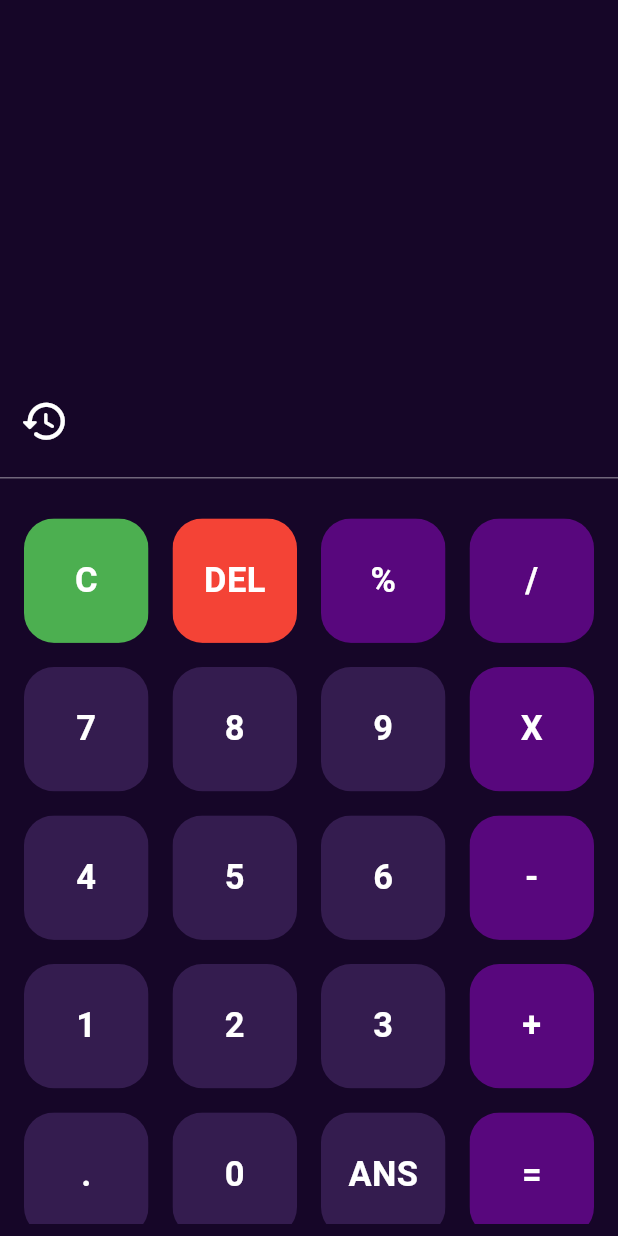
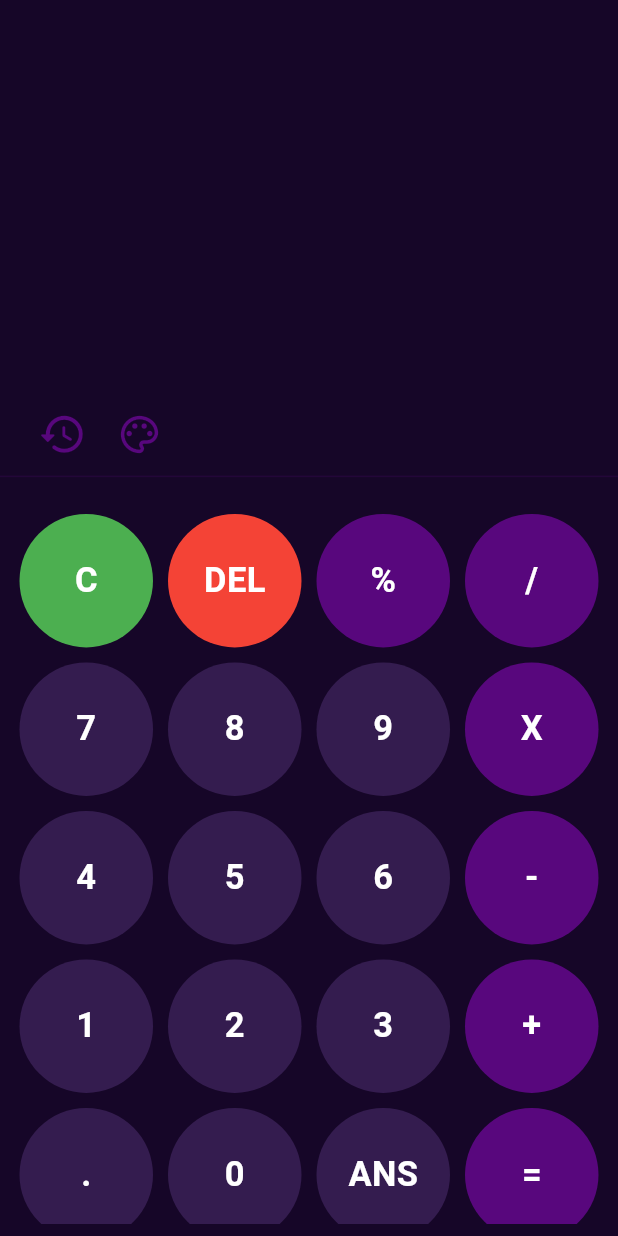
Before and after one commit to subashcp18/Flutter-Calculator, a Flutter app: the screen it shows after launch, after a tap on the "history" icon, on a phone screen of 412 x 824 dp. Run offline on Flutter 3.47's test engine with Material 3 defaults, Android fonts, the phone set to English and light mode, and no system bars; our stand-ins replace audioplayers, math_expressions, shared_preferences, sqflite; accounts and stored records are empty.

Commit message:
Theme added

```diff
--- a/lib/buttons.dart
+++ b/lib/buttons.dart
@@ -10,18 +10,24 @@ class MyButton extends StatelessWidget {
 
   @override
 Widget build(BuildContext context) {
-    return GestureDetector(
+  return Padding(
+    padding: const EdgeInsets.all(5.0),
+    child: Material(
+      color: color, // background color of the button
+      borderRadius: BorderRadius.circular(45),
+      child: InkWell(
+        borderRadius: BorderRadius.circular(45),
+        splashColor: Colors.white.withOpacity(0.3), // customize splash color
         onTap: buttonTapped,
-      child: Padding(
-        padding: const EdgeInsets.all(8.0),
-        child: ClipRRect(
-          borderRadius: BorderRadius.circular(20),
         child: Container(
-            color: color,
-            child: Center(
+          padding: const EdgeInsets.symmetric(vertical: 12, horizontal: 20),
+          alignment: Alignment.center,
           child: Text(
             buttonText,
-                style: TextStyle(color: textcolor,fontSize: 23,fontWeight: FontWeight.bold),
+            style: TextStyle(
+              color: textcolor,
+              fontSize: 23,
+              fontWeight: FontWeight.bold,
             ),
           ),
         ),
--- a/lib/main.dart
+++ b/lib/main.dart
@@ -6,6 +6,7 @@ import 'package:calculator/helper.dart';
 import 'package:flutter/material.dart';
 import 'package:flutter/services.dart';
 import 'package:math_expressions/math_expressions.dart';
+import 'package:shared_preferences/shared_preferences.dart';
 
 void main() {
   WidgetsFlutterBinding.ensureInitialized();
@@ -39,6 +40,46 @@ class _MyHomePageState extends State<MyHomePage> {
   final player = AudioPlayer();
   DatabaseHelper db = DatabaseHelper();
 
+  int index = 0;
+
+  final List<Map<String, Color>> colorThemes = [
+    {
+      'buttonColor': Color(0xFFDCE0D9),
+      'buttonSecondary': Color(0xFFEAD7C3),
+      'backgroundColor': Color(0xFFFBF6EF),
+      'textColor': Colors.black,
+    },
+    {
+      'buttonColor': Color(0xFFDDBEA9),
+      'buttonSecondary': Color(0xFFCB997E),
+      'backgroundColor': Color(0xFFFFE8D6),
+      'textColor': Colors.white,
+    },
+    {
+      'buttonColor': Color(0xFFB8B8FF),
+      'buttonSecondary': Color(0xFF9381FF),
+      'backgroundColor': Color(0xFFF8F7FF),
+      'textColor': Colors.white,
+    },
+    {
+      'buttonColor': Color(0xFF14213D),
+      'buttonSecondary': Color(0xFFFCA311),
+      'backgroundColor': Color(0xFF000000),
+      'textColor': Colors.white,
+    },
+    {
+      'buttonColor': Color.fromRGBO(52, 28, 79, 1),
+      'buttonSecondary': Color.fromRGBO(88, 7, 125, 1),
+      'backgroundColor': Color.fromRGBO(22, 6, 40, 1),
+      'textColor': Colors.white,
+    }
+  ];
+
+  Color buttonColor = Color(0xFFDCE0D9);
+  Color buttonSecondary = Color(0xFFEAD7C3);
+  Color backgroundColor = Color(0xFFFBF6EF);
+  Color textColor = Colors.black87;
+
   final List<String> buttons = [
     'C',
     'DEL',
@@ -67,7 +108,23 @@ class _MyHomePageState extends State<MyHomePage> {
   @override
   void initState() {
     super.initState();
+    getSavedThemeIndex();
     fetchAllHistory();
+  }
+
+  Future<void> saveThemeIndex(int index) async {
+    final prefs = await SharedPreferences.getInstance();
+    await prefs.setInt('themeIndex', index);
+    print('Theme index $index saved');
+  }
+
+  void getSavedThemeIndex() async {
+    final prefs = await SharedPreferences.getInstance();
+    int index = prefs.getInt('themeIndex') ?? 4;
+    setState(() {
+      this.index = index;
+      setTheme(index);
+    });
   }
 
   void fetchAllHistory() async {
@@ -85,6 +142,13 @@ class _MyHomePageState extends State<MyHomePage> {
     });
   }
 
+  void setTheme(int index) {
+    buttonColor = colorThemes[index]['buttonColor']!;
+    buttonSecondary = colorThemes[index]['buttonSecondary']!;
+    backgroundColor = colorThemes[index]['backgroundColor']!;
+    textColor = colorThemes[index]['textColor']!;
+  }
+
   @override
   void dispose() {
     _scrollController.dispose();
@@ -96,12 +160,12 @@ class _MyHomePageState extends State<MyHomePage> {
   Widget build(BuildContext context) {
     final screen = MediaQuery.of(context).size;
     // final bgColor = Color.fromARGB(255, 208, 189, 243);
-    const bgColor = Color.fromRGBO(22, 6, 40, 1);
+    final bgColor = backgroundColor;
     return Scaffold(
         backgroundColor: bgColor,
         body: SafeArea(
           child: AnnotatedRegion(
-            value: const SystemUiOverlayStyle(
+            value: SystemUiOverlayStyle(
               statusBarColor: bgColor,
               systemNavigationBarColor: bgColor,
             ),
@@ -123,14 +187,17 @@ class _MyHomePageState extends State<MyHomePage> {
                         ),
                         Container(
                           padding: const EdgeInsets.all(20),
-                          alignment: Alignment.centerLeft,
+                          alignment: Alignment.centerRight,
                           child: SingleChildScrollView(
                             scrollDirection: Axis.horizontal,
                             controller: _scrollController,
                             child: Text(
                               userQuestion,
-                              style: const TextStyle(
-                                  fontSize: 38, color: Colors.white),
+                              style: TextStyle(
+                                  fontSize: 38,
+                                  color: bgColor == Colors.black || bgColor == Color.fromRGBO(22, 6, 40, 1)
+                                      ? Colors.white
+                                      : Colors.black),
                               overflow: TextOverflow.visible,
                             ),
                           ),
@@ -140,33 +207,57 @@ class _MyHomePageState extends State<MyHomePage> {
                           alignment: Alignment.centerRight,
                           child: Text(
                             userAnswer,
-                            style: const TextStyle(
-                                fontSize: 30, color: Colors.white),
+                            style: TextStyle(
+                                fontSize: 30,
+                                color: bgColor == Colors.black || bgColor == Color.fromRGBO(22, 6, 40, 1)
+                                    ? Colors.white
+                                    : Colors.black),
                           ),
                         ),
-                        Row(
-                          children: [
-                            Padding(
-                              padding: const EdgeInsets.fromLTRB(
-                                  13.0, 0.0, 0.0, 10.0),
-                              child: GestureDetector(
+                        Padding(
+                          padding: const EdgeInsets.only(left: 25.0),
+                          child: Row(
+                            children: [
+                              GestureDetector(
                                 onTap: () {
                                   setState(() {
                                     history = !history;
                                   });
                                 },
-                                child: const Icon(
+                                child: Icon(
                                   Icons.history_rounded,
                                   size: 33,
-                                  color: Colors.white,
+                                  color: buttonSecondary,
                                 ),
                               ),
-                            ),
-                          ],
+                              SizedBox(
+                                width: 20.0,
+                              ),
+                              GestureDetector(
+                                  onTap: () {
+                                    setState(() {
+                                      if (index < colorThemes.length - 1) {
+                                        index++;
+                                        setTheme(index);
+                                        saveThemeIndex(index);
+                                      } else {
+                                        index = 0;
+                                        setTheme(index);
+                                        saveThemeIndex(index);
+                                      }
+                                    });
+                                  },
+                                  child: Icon(
+                                    Icons.color_lens_outlined,
+                                    size: 30,
+                                    color: buttonSecondary,
+                                  ))
+                            ],
+                          ),
                         ),
-                        const Divider(
-                          height: 3.5,
-                          color: Colors.white38,
+                        Divider(
+                          height: 0.5,
+                          color: buttonSecondary.withOpacity(0.2),
                         ),
                       ],
                     ),
@@ -196,7 +287,7 @@ class _MyHomePageState extends State<MyHomePage> {
                                 },
                                 buttonText: buttons[index],
                                 color: Colors.green,
-                                textcolor: Colors.white,
+                                textcolor: textColor,
                               );
                             } else if (index == 1) {
                               return MyButton(
@@ -209,7 +300,7 @@ class _MyHomePageState extends State<MyHomePage> {
                                 },
                                 buttonText: buttons[index],
                                 color: Colors.red,
-                                textcolor: Colors.white,
+                                textcolor: textColor,
                               );
                             } else if (index == buttons.length - 2) {
                               return MyButton(
@@ -225,8 +316,9 @@ class _MyHomePageState extends State<MyHomePage> {
                                   });
                                 },
                                 buttonText: buttons[index],
-                                color: const Color.fromRGBO(52, 28, 79, 1),
-                                textcolor: Colors.white,
+                                // color: const Color.fromRGBO(52, 28, 79, 1),
+                                color: buttonColor,
+                                textcolor: textColor,
                               );
                             } else if (index == buttons.length - 1) {
                               return MyButton(
@@ -243,8 +335,9 @@ class _MyHomePageState extends State<MyHomePage> {
                                   });
                                 },
                                 buttonText: buttons[index],
-                                color: const Color.fromRGBO(88, 7, 125, 1),
-                                textcolor: Colors.white,
+                                // color: const Color.fromRGBO(88, 7, 125, 1),
+                                color: buttonSecondary,
+                                textcolor: textColor,
                               );
                             } else {
                               return MyButton(
@@ -256,9 +349,11 @@ class _MyHomePageState extends State<MyHomePage> {
                                 },
                                 buttonText: buttons[index],
                                 color: isOperator(buttons[index])
-                                    ? const Color.fromRGBO(88, 7, 125, 1)
-                                    : const Color.fromRGBO(52, 28, 79, 1),
-                                textcolor: Colors.white,
+                                    ? buttonSecondary
+                                    : buttonColor,
+                                // ? const Color.fromRGBO(88, 7, 125, 1)
+                                // : const Color.fromRGBO(52, 28, 79, 1),
+                                textcolor: textColor,
                               );
                             }
                           },
@@ -273,12 +368,13 @@ class _MyHomePageState extends State<MyHomePage> {
                           margin: const EdgeInsets.only(
                               right: 0, top: 0, bottom: 0),
                           decoration: BoxDecoration(
-                            color: const Color.fromRGBO(88, 7, 125, 0.2),
+                            // color: const Color.fromRGBO(88, 7, 125, 0.2),
+                            color: buttonSecondary.withOpacity(0.2),
                             // color: Colors.deepPurple[180],
                             borderRadius: BorderRadius.circular(20),
                             border: Border.all(
                               width: 1.0,
-                              color: Colors.white38,
+                              color: buttonSecondary.withOpacity(0.2),
                             ),
                           ),
                           child: ClipRRect(
@@ -317,12 +413,12 @@ class _MyHomePageState extends State<MyHomePage> {
                                       child: Container(
                                         width: double.infinity,
                                         height: 50,
-                                        color: Colors.deepPurple,
-                                        child: const Center(
+                                        color: buttonColor,
+                                        child: Center(
                                           child: Text(
                                             "Clear History",
                                             style: TextStyle(
-                                              color: Colors.white,
+                                              color: textColor,
                                               fontSize: 20,
                                             ),
                                           ),
@@ -386,10 +482,10 @@ class _MyHomePageState extends State<MyHomePage> {
               margin: const EdgeInsets.only(top: 8.0),
               child: Text(
                 question,
-                style: const TextStyle(
+                style: TextStyle(
                     fontSize: 20,
                     // color: Colors.black54
-                    color: Colors.white60),
+                    color: textColor.withOpacity(0.6)),
                 overflow: TextOverflow.clip,
                 textAlign: TextAlign.left,
               ),
@@ -399,15 +495,15 @@ class _MyHomePageState extends State<MyHomePage> {
               margin: const EdgeInsets.only(bottom: 5.0, top: 5.0),
               child: Text(
                 "= $answer",
-                style: const TextStyle(
-                    fontSize: 23, letterSpacing: 0.0, color: Colors.white),
+                style: TextStyle(
+                    fontSize: 23, letterSpacing: 0.0, color: textColor),
                 overflow: TextOverflow.clip,
                 textAlign: TextAlign.right,
               ),
             ),
-            const Divider(
+            Divider(
               height: 1.0,
-              color: Colors.white38,
+              color: textColor.withOpacity(0.2),
             ),
           ],
         ),
--- a/pubspec.yaml
+++ b/pubspec.yaml
@@ -21,6 +21,7 @@ dependencies:
   sqflite: ^2.3.3+1
   audioplayers: ^1.0.1
   path: ^1.8.3
+  shared_preferences: ^2.2.3
 
 flutter_launcher_icons:
   android: true
```
Also changed, not shown: pubspec.lock, 8 other files. Lines whose indentation alone changed are shown as unchanged.
